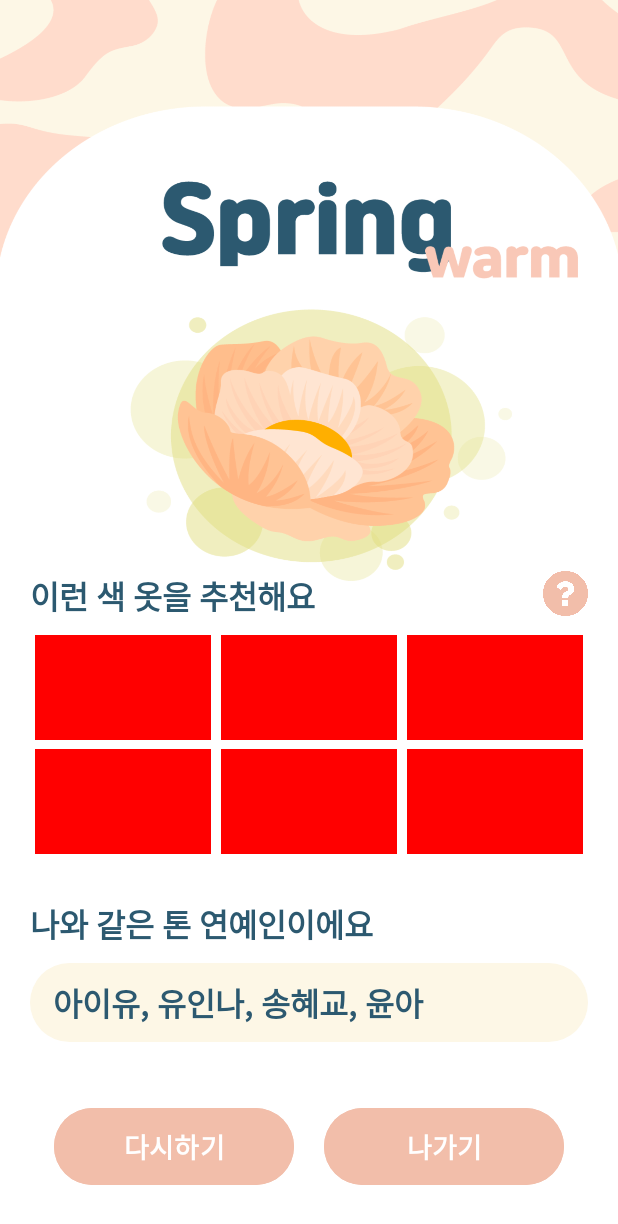
After one commit to chohc/PersonalColor, an Android app: the ResultActivity1 screen opened directly, with no data from a screen before it, on a phone screen of 412 x 824 dp. The commit adds this screen. Shown: the top 1224 px of the screen. Run offline under Robolectric (Android 15) with nearby library versions, the phone set to English and light mode, and no system bars; 1 statement that could not run was skipped.

Commit message:
결과페이지

```diff
--- a/app/src/main/AndroidManifest.xml
+++ b/app/src/main/AndroidManifest.xml
@@ -20,6 +20,9 @@
         android:supportsRtl="true"
         android:theme="@style/Theme.PersonalColor"
         tools:targetApi="31">
+        <activity
+            android:name=".ResultActivity1"
+            android:exported="false" />
         <activity
             android:name=".TfliteTestActivity"
             android:exported="false" />
@@ -44,12 +47,11 @@
         <activity
             android:name=".MainActivity"
             android:exported="true">
-             <intent-filter>
-             <action android:name="android.intent.action.MAIN" />
+            <intent-filter>
+                <action android:name="android.intent.action.MAIN" />
 
-
-             <category android:name="android.intent.category.LAUNCHER" />
-             </intent-filter>
+                <category android:name="android.intent.category.LAUNCHER" />
+            </intent-filter>
         </activity>
     </application>
 
--- /dev/null
+++ b/app/src/main/java/com/example/personalcolor/ResultActivity1.kt
@@ -0,0 +1,20 @@
+package com.example.personalcolor
+
+import android.os.Bundle
+import androidx.activity.enableEdgeToEdge
+import androidx.appcompat.app.AppCompatActivity
+import androidx.core.view.ViewCompat
+import androidx.core.view.WindowInsetsCompat
+
+class ResultActivity1 : AppCompatActivity() {
+    override fun onCreate(savedInstanceState: Bundle?) {
+        super.onCreate(savedInstanceState)
+        enableEdgeToEdge()
+        setContentView(R.layout.activity_result1)
+        ViewCompat.setOnApplyWindowInsetsListener(findViewById(R.id.main)) { v, insets ->
+            val systemBars = insets.getInsets(WindowInsetsCompat.Type.systemBars())
+            v.setPadding(systemBars.left, systemBars.top, systemBars.right, systemBars.bottom)
+            insets
+        }
+    }
+}
--- /dev/null
+++ b/app/src/main/res/drawable/seleb_rect.xml
@@ -0,0 +1,4 @@
+<shape xmlns:android="http://schemas.android.com/apk/res/android">
+    <solid android:color="#FDF7E6"/> <!-- 배경 색상 설정 -->
+    <corners android:radius="160dp"/>
+</shape>
--- /dev/null
+++ b/app/src/main/res/drawable/square.xml
@@ -0,0 +1,9 @@
+<?xml version="1.0" encoding="utf-8"?>
+<ripple xmlns:android="http://schemas.android.com/apk/res/android"
+    android:color="?attr/colorControlHighlight">
+    <item>
+        <shape android:shape="rectangle">
+            <solid android:color="#A39C17"/>
+        </shape>
+    </item>
+</ripple>
--- a/app/src/main/res/layout/activity_coolsurvey.xml
+++ b/app/src/main/res/layout/activity_coolsurvey.xml
@@ -5,15 +5,24 @@
     android:id="@+id/main"
     android:layout_width="match_parent"
     android:layout_height="match_parent"
-    android:background="@drawable/background2"
+    android:background="@drawable/background_final"
     android:gravity="center"
     android:orientation="vertical"
     tools:context=".CoolSurveyActivity">
 
     <TextView
+        android:id="@+id/textView7"
         android:layout_width="wrap_content"
         android:layout_height="wrap_content"
-        android:layout_marginTop="150dp"
+        android:layout_marginTop="140dp"
+        android:layout_marginBottom="20dp"
+        android:text="2. 설문 검사"
+        android:textSize="24sp"
+        android:textStyle="bold"/>
+    <TextView
+        android:layout_width="wrap_content"
+        android:layout_height="wrap_content"
+        android:layout_marginTop="10dp"
         android:text="1. 당신의 피부색은?" />
 
     <RadioGroup
@@ -186,8 +195,8 @@
 
         <ImageButton
             android:id="@+id/goTest2Button"
-            android:layout_width="85dp"
-            android:layout_height="84dp"
+            android:layout_width="100dp"
+            android:layout_height="100dp"
             android:layout_marginEnd="32dp"
             android:layout_marginBottom="32dp"
             android:background="#00FFFFFF"
@@ -196,6 +205,6 @@
             app:layout_constraintBottom_toBottomOf="parent"
             app:layout_constraintEnd_toEndOf="parent"
             app:srcCompat="@drawable/baseline_arrow_circle_right_24"
-            app:tint="#2C5970" />
+            app:tint="#F2BEAA" />
     </androidx.constraintlayout.widget.ConstraintLayout>
 </LinearLayout>
--- /dev/null
+++ b/app/src/main/res/layout/activity_result1.xml
@@ -0,0 +1,142 @@
+<?xml version="1.0" encoding="utf-8"?>
+<LinearLayout xmlns:android="http://schemas.android.com/apk/res/android"
+    xmlns:app="http://schemas.android.com/apk/res-auto"
+    xmlns:tools="http://schemas.android.com/tools"
+    android:layout_width="match_parent"
+    android:layout_height="match_parent"
+    android:background="@drawable/result_spring3"
+    android:gravity="bottom"
+    tools:context=".ResultActivity1">
+<LinearLayout
+    android:layout_width="match_parent"
+    android:layout_height="wrap_content"
+    android:orientation="vertical"
+    android:paddingHorizontal="20dp">
+<LinearLayout
+    android:layout_width="match_parent"
+    android:layout_height="wrap_content"
+    android:orientation="horizontal">
+    <TextView
+        android:id="@+id/textView8"
+        android:layout_width="match_parent"
+        android:layout_height="wrap_content"
+        android:layout_marginBottom="10dp"
+        android:layout_weight="1"
+        android:text="이런 색 옷을 추천해요"
+        android:textColor="#2C5970"
+        android:textSize="21sp"
+        android:textStyle="bold" />
+    <ImageButton
+        android:layout_width="30dp"
+        android:layout_height="30dp"
+        android:src="@drawable/question_mark"
+        android:background="@android:color/transparent"
+        android:layout_centerInParent="true"
+        android:scaleType="centerInside"/>
+</LinearLayout>
+    <LinearLayout
+        android:layout_width="match_parent"
+        android:layout_height="match_parent"
+        android:orientation="horizontal"
+        android:layout_marginBottom="6dp">
+        <View
+            android:layout_width="100dp"
+            android:layout_height="70dp"
+            android:background="#FF0000"
+            android:layout_weight="1"
+            android:layout_marginHorizontal="3dp"/>
+        <View
+            android:layout_width="100dp"
+            android:layout_height="70dp"
+            android:background="#FF0000"
+            android:layout_weight="1"
+            android:layout_marginHorizontal="3dp"/>
+        <View
+            android:layout_width="100dp"
+            android:layout_height="70dp"
+            android:background="#FF0000"
+            android:layout_weight="1"
+            android:layout_marginHorizontal="3dp"/>
+    </LinearLayout>
+    <LinearLayout
+        android:layout_width="match_parent"
+        android:layout_height="match_parent"
+        android:orientation="horizontal"
+        android:layout_marginBottom="30dp">
+        <View
+            android:layout_width="100dp"
+            android:layout_height="70dp"
+            android:background="#FF0000"
+            android:layout_weight="1"
+            android:layout_marginHorizontal="3dp"/>
+        <View
+            android:layout_width="100dp"
+            android:layout_height="70dp"
+            android:background="#FF0000"
+            android:layout_weight="1"
+            android:layout_marginHorizontal="3dp"/>
+        <View
+            android:layout_width="100dp"
+            android:layout_height="70dp"
+            android:background="#FF0000"
+            android:layout_weight="1"
+            android:layout_marginHorizontal="3dp"/>
+
+    </LinearLayout>
+    <TextView
+        android:id="@+id/textView9"
+        android:layout_width="match_parent"
+        android:layout_height="wrap_content"
+        android:layout_marginBottom="10dp"
+        android:layout_weight="1"
+        android:text="나와 같은 톤 연예인이에요"
+        android:textColor="#2C5970"
+        android:textSize="21sp"
+        android:textStyle="bold" />
+
+    <LinearLayout
+        android:layout_width="match_parent"
+        android:layout_height="wrap_content"
+        android:orientation="vertical">
+
+        <TextView
+            android:id="@+id/textView10"
+            android:layout_width="match_parent"
+            android:layout_height="wrap_content"
+            android:layout_marginBottom="40dp"
+            android:padding="10dp"
+            android:text=" 아이유, 유인나, 송혜교, 윤아"
+            android:textColor="#2C5970"
+            android:textSize="21sp"
+            android:textStyle="bold"
+            android:background="@drawable/seleb_rect"/>
+
+    </LinearLayout>
+
+    <LinearLayout
+        android:layout_width="match_parent"
+        android:layout_height="wrap_content"
+        android:orientation="horizontal"
+        android:gravity="center"
+        android:layout_marginBottom="30dp">
+        <Button
+            android:layout_width="160dp"
+            android:layout_height="wrap_content"
+            android:layout_marginRight="20dp"
+            android:padding="12dp"
+            android:text="다시하기"
+            android:textSize="18sp"
+            android:textStyle="bold"
+            android:backgroundTint="#F2BEAA"/>
+        <Button
+            android:layout_width="160dp"
+            android:layout_height="wrap_content"
+            android:padding="12dp"
+            android:text="나가기"
+            android:textSize="18sp"
+            android:textStyle="bold"
+            android:backgroundTint="#F2BEAA"/>
+    </LinearLayout>
+</LinearLayout>
+
+</LinearLayout>
--- a/app/src/main/res/layout/activity_test1.xml
+++ b/app/src/main/res/layout/activity_test1.xml
@@ -12,9 +12,9 @@
         android:id="@+id/textView7"
         android:layout_width="wrap_content"
         android:layout_height="wrap_content"
-        android:layout_marginTop="160dp"
+        android:layout_marginTop="145dp"
         android:layout_marginBottom="10dp"
-        android:text="1. 사진"
+        android:text="1. 사진 검사"
         android:textSize="24sp"
         android:textStyle="bold"
         app:layout_constraintBottom_toTopOf="@+id/textView6"
--- a/app/src/main/res/layout/activity_warmsurvey.xml
+++ b/app/src/main/res/layout/activity_warmsurvey.xml
@@ -5,16 +5,26 @@
     android:id="@+id/main"
     android:layout_width="match_parent"
     android:layout_height="match_parent"
-    android:background="@drawable/background2"
+    android:background="@drawable/background_final"
     android:gravity="center"
     android:orientation="vertical"
     tools:context=".WarmSurveyActivity">
 
     <TextView
+        android:id="@+id/textView7"
+        android:layout_width="wrap_content"
+        android:layout_height="wrap_content"
+        android:layout_marginTop="140dp"
+        android:layout_marginBottom="20dp"
+        android:text="2. 설문 검사"
+        android:textSize="24sp"
+        android:textStyle="bold" />
+
+    <TextView
         android:id="@+id/textView1"
         android:layout_width="wrap_content"
         android:layout_height="wrap_content"
-        android:layout_marginTop="150dp"
+        android:layout_marginTop="10dp"
         android:text="1. 당신의 피부색은?" />
 
     <RadioGroup
@@ -191,8 +201,8 @@
 
         <ImageButton
             android:id="@+id/goTest2Button"
-            android:layout_width="85dp"
-            android:layout_height="84dp"
+            android:layout_width="100dp"
+            android:layout_height="100dp"
             android:layout_marginEnd="32dp"
             android:layout_marginBottom="32dp"
             android:background="#00FFFFFF"
@@ -201,6 +211,6 @@
             app:layout_constraintBottom_toBottomOf="parent"
             app:layout_constraintEnd_toEndOf="parent"
             app:srcCompat="@drawable/baseline_arrow_circle_right_24"
-            app:tint="#2C5970" />
+            app:tint="#F2BEAA" />
     </androidx.constraintlayout.widget.ConstraintLayout>
 </LinearLayout>
```
Also changed, not shown: app/src/main/res/drawable/question.png (added), app/src/main/res/drawable/question_mark.png (added), app/src/main/res/drawable/result_fall2.jpg (added), app/src/main/res/drawable/result_fall3.png (added), app/src/main/res/drawable/result_spring2.jpg (added), app/src/main/res/drawable/result_spring3.png (added), app/src/main/res/drawable/result_summer2.jpg (added), app/src/main/res/drawable/result_summer3.png (added), app/src/main/res/drawable/result_winter2.jpg (added), app/src/main/res/drawable/result_winter3.png (added), app/src/main/res/question.png (added).
